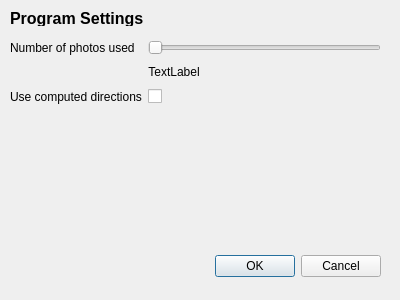
Qt form src/gui/SettingsForm.ui (Jaa-c/DP) before a commit.
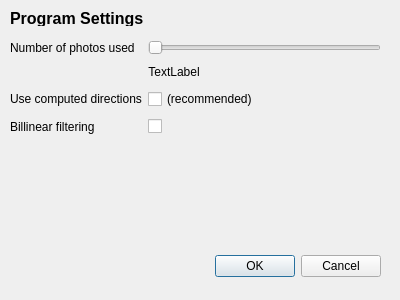
The same form after that commit.

Commit message: billinear filtering button

```diff
--- a/src/gui/SettingsForm.ui
+++ b/src/gui/SettingsForm.ui
@@ -62,6 +62,9 @@
     <property name="fieldGrowthPolicy">
      <enum>QFormLayout::ExpandingFieldsGrow</enum>
     </property>
+    <property name="labelAlignment">
+     <set>Qt::AlignLeading|Qt::AlignLeft|Qt::AlignVCenter</set>
+    </property>
     <property name="verticalSpacing">
      <number>10</number>
     </property>
@@ -95,13 +98,6 @@
       </property>
      </widget>
     </item>
-    <item row="2" column="1">
-     <widget class="QCheckBox" name="directionsCheckBox">
-      <property name="text">
-       <string/>
-      </property>
-     </widget>
-    </item>
     <item row="2" column="0">
      <widget class="QLabel" name="label_4">
       <property name="toolTip">
@@ -112,6 +108,30 @@
       </property>
      </widget>
     </item>
+    <item row="2" column="1">
+     <widget class="QCheckBox" name="directionsCheckBox">
+      <property name="text">
+       <string>(recommended)</string>
+      </property>
+     </widget>
+    </item>
+    <item row="3" column="0">
+     <widget class="QLabel" name="label_5">
+      <property name="toolTip">
+       <string>Use camera directions, that are recomputed based on model position in the photo.</string>
+      </property>
+      <property name="text">
+       <string>Billinear filtering</string>
+      </property>
+     </widget>
+    </item>
+    <item row="3" column="1">
+     <widget class="QCheckBox" name="filteringCheckBox">
+      <property name="text">
+       <string/>
+      </property>
+     </widget>
+    </item>
    </layout>
   </widget>
  </widget>
```
The commit also changes 7 other files.
